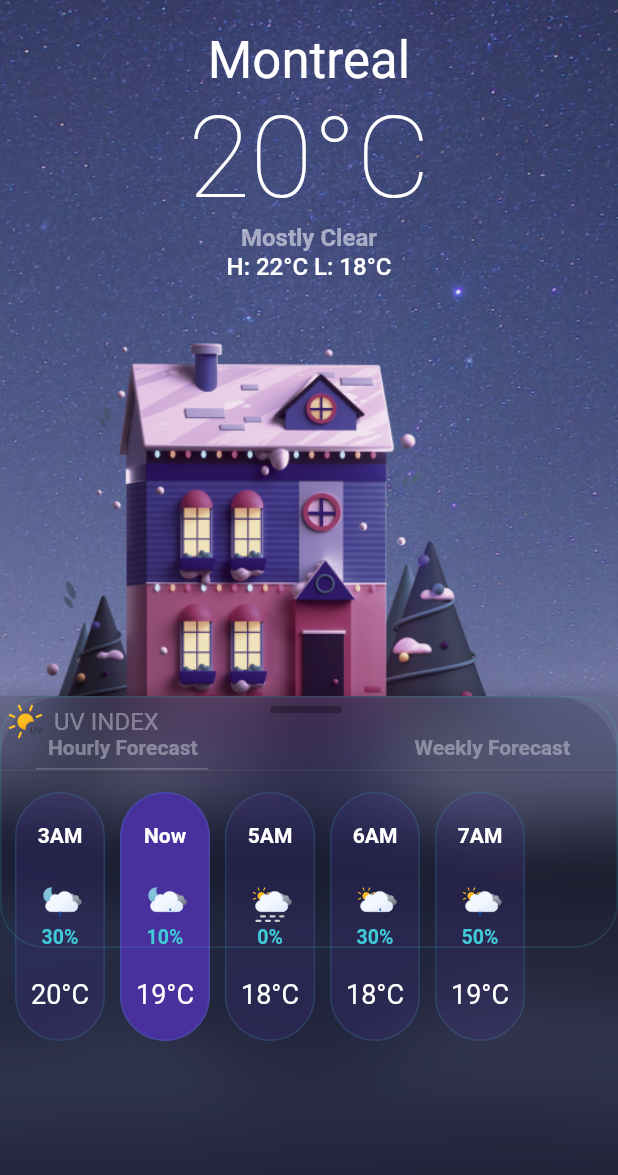
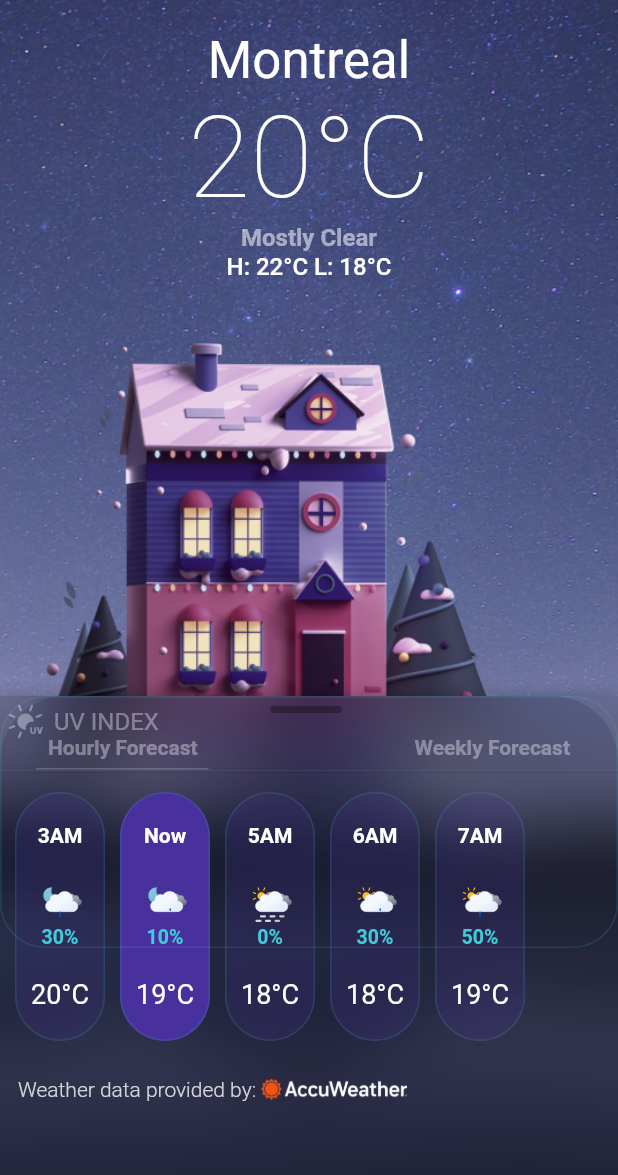
Before and after one commit to devaineas/weatherapp, a Flutter app: the screen it shows after launch, on a phone screen of 412 x 824 dp. Shown: the top 1175 px of the screen. Run offline on Flutter 3.47's test engine with Material 2 defaults, Android fonts, the phone set to English and light mode, and no system bars; drawn by our look-alikes of sliding_up_panel; our stand-ins replace lottie; missing offline and left inert: dart:ffi; Roboto replaces fonts that are missing (SF Pro Display, SF Pro Text).

```diff
--- a/lib/pages/home.dart
+++ b/lib/pages/home.dart
@@ -4,6 +4,7 @@ import 'dart:ui';
 import 'package:flutter/material.dart';
 import 'package:lottie/lottie.dart';
 import 'package:sliding_up_panel/sliding_up_panel.dart';
+import 'package:url_launcher/url_launcher.dart';
 
 class Home extends StatefulWidget {
   const Home({super.key});
@@ -238,6 +239,32 @@ class _HomeState extends State<Home> {
                       ],
                     ),
                   ),
+                  Padding(
+                    padding: const EdgeInsets.fromLTRB(12, 24, 0, 0),
+                    child: Row(
+                      children: [
+                        Text(
+                          "Weather data provided by: ",
+                          style: TextStyle(
+                            color: Colors.white.withOpacity(0.8),
+                            fontWeight: FontWeight.w300,
+                            fontFamily: "SF Pro Text",
+                            fontSize: 14,
+                          ),
+                        ),
+                        GestureDetector(
+                          onTap: () {
+                            _launchUrl(
+                                'https://www.accuweather.com/', 'browser');
+                          },
+                          child: SizedBox(
+                            height: 14,
+                            child: Image.asset('assets/aw-logo.png'),
+                          ),
+                        ),
+                      ],
+                    ),
+                  ),
                   // Padding(
                   //   padding: const EdgeInsets.fromLTRB(0, 25, 0, 0),
                   //   child: Container(
@@ -339,10 +366,15 @@ class _HomeState extends State<Home> {
               SizedBox(
                 height: 32,
                 child: ClipPath(
-                  child: Lottie.asset(
-                    icon,
-                    width: 32,
-                    fit: BoxFit.cover,
+                  child: ColorFiltered(
+                    colorFilter: ColorFilter.mode(
+                        const Color(0x99EBEBF5).withOpacity(0.4),
+                        BlendMode.srcIn),
+                    child: Lottie.asset(
+                      icon,
+                      width: 32,
+                      fit: BoxFit.cover,
+                    ),
                   ),
                 ),
               ),
@@ -363,6 +395,17 @@ class _HomeState extends State<Home> {
   }
 }
 
+Future<void> _launchUrl(String url, String m) async {
+  Uri uri = Uri.parse(url);
+  LaunchMode mode = LaunchMode.inAppWebView;
+  if (m == 'browser') {
+    mode = LaunchMode.externalApplication;
+  }
+
+  if (!await launchUrl(uri, mode: mode)) {
+    throw Exception('Could not launch $uri');
+  }
+}
 
 
 
--- a/pubspec.yaml
+++ b/pubspec.yaml
@@ -13,6 +13,7 @@ dependencies:
   google_fonts: ^4.0.4
   lottie: ^2.4.0
   sliding_up_panel: ^2.0.0+1
+  url_launcher: ^6.1.12
 
 dev_dependencies:
   flutter_test:
```
Also changed, not shown: assets/aw-logo.png (added), pubspec.lock, 5 other files.
